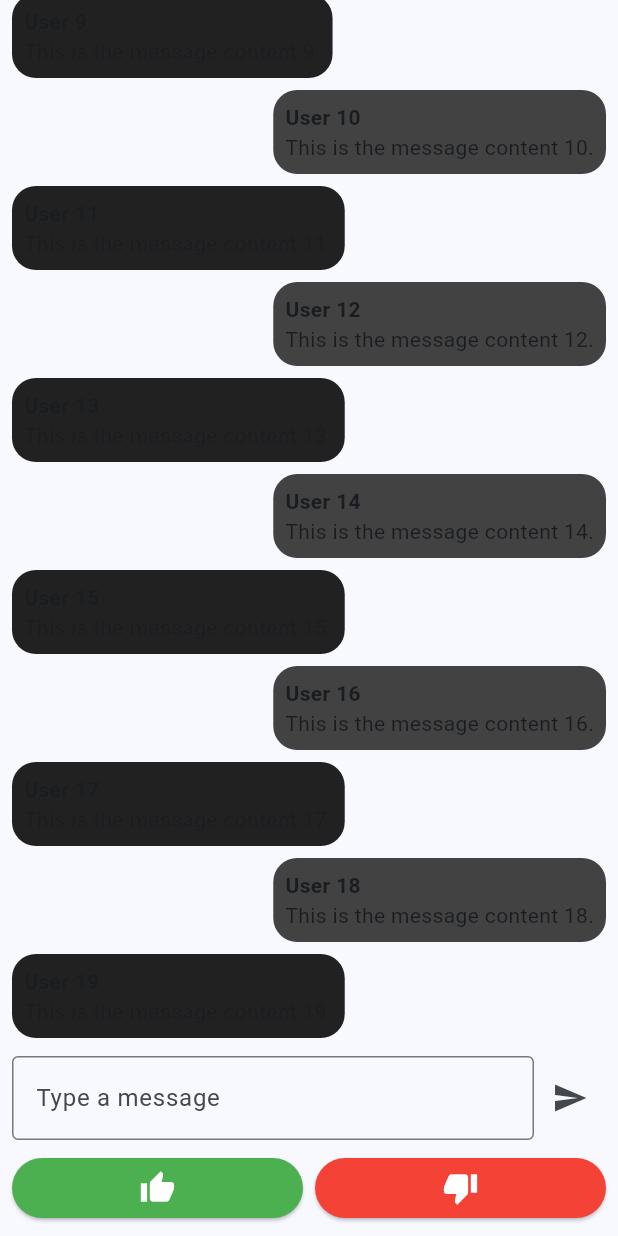
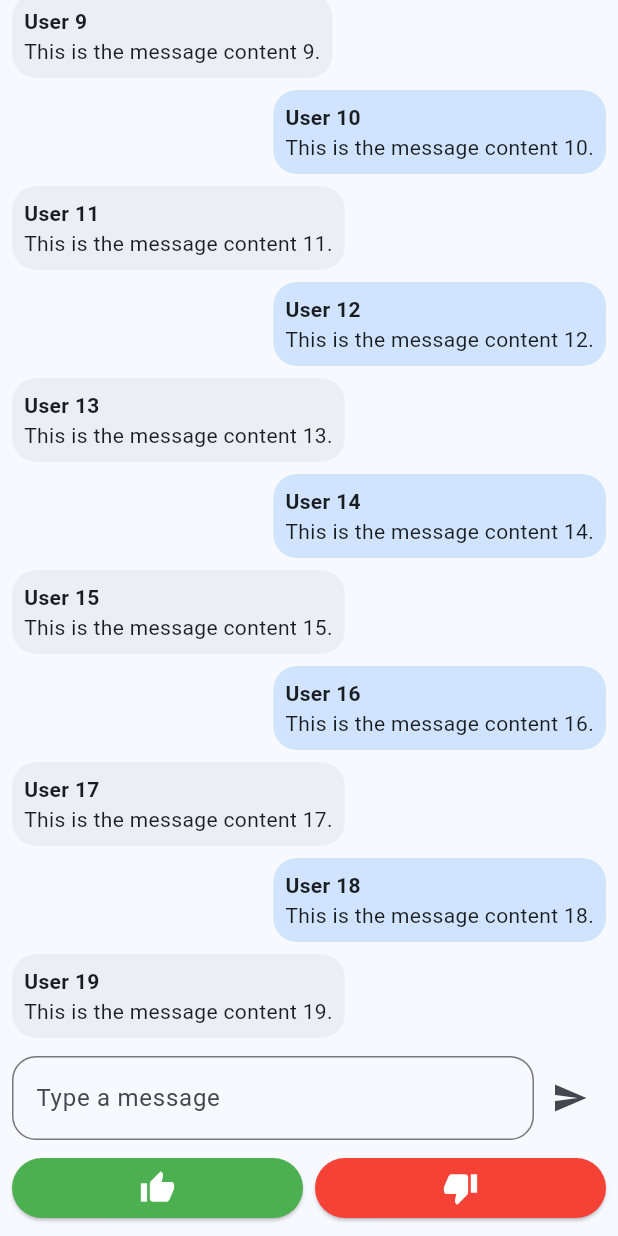
Before and after one commit to michkied/ShotFlow, a Flutter app: the MessagesView widget shown alone on an empty page, opened directly, on a phone screen of 412 x 824 dp. Run offline on Flutter 3.47's test engine with Material 3 defaults, Android fonts, the phone set to English and light mode, and no system bars; our stand-ins replace flutter_secure_storage, rxdart, scrollable_positioned_list; missing offline and left inert: qr_code_scanner_plus; accounts and stored records are empty; generated files the repository leaves out were written again.

```diff
--- a/shotflow/lib/src/messages/messages_view.dart
+++ b/shotflow/lib/src/messages/messages_view.dart
@@ -80,8 +80,10 @@ class _MessagesViewState extends State<MessagesView> {
                               vertical: 4.0, horizontal: 8.0),
                           decoration: BoxDecoration(
                             color: message.isOperator
-                                ? Colors.grey[800]
-                                : Colors.grey[900],
+                                ? Theme.of(context).colorScheme.primaryContainer
+                                : Theme.of(context)
+                                    .colorScheme
+                                    .surfaceContainer,
                             borderRadius:
                                 BorderRadius.circular(16.0), // Rounded corners
                           ),
@@ -118,7 +120,9 @@ class _MessagesViewState extends State<MessagesView> {
                       controller: _controller,
                       decoration: InputDecoration(
                         hintText: 'Type a message',
-                        border: OutlineInputBorder(),
+                        border: OutlineInputBorder(
+                            borderRadius:
+                                const BorderRadius.all(Radius.circular(16.0))),
                       ),
                     ),
                   ),
--- a/shotflow/lib/src/shotlist/next_shot_bar.dart
+++ b/shotflow/lib/src/shotlist/next_shot_bar.dart
@@ -52,7 +52,7 @@ class NextShotBar extends StatelessWidget {
                       top: 8.0, bottom: 8.0, left: 30, right: 10),
                   child: Text(
                     'in aprox.',
-                    style: TextStyle(fontWeight: FontWeight.w100, fontSize: 12),
+                    style: TextStyle(fontSize: 12),
                   ),
                 ),
                 Text(
--- a/shotflow/lib/src/shotlist/shotlist_view.dart
+++ b/shotflow/lib/src/shotlist/shotlist_view.dart
@@ -89,9 +89,6 @@ class _ShotlistViewState extends State<ShotlistView> {
   Widget build(BuildContext context) {
     return Column(
       children: [
-        SizedBox(
-          height: 10,
-        ),
         Expanded(
             child: Stack(children: [
           getShotlistWidget(),
```
Also changed, not shown: shotflow/lib/src/home_view.dart (+8 -3 lines).
